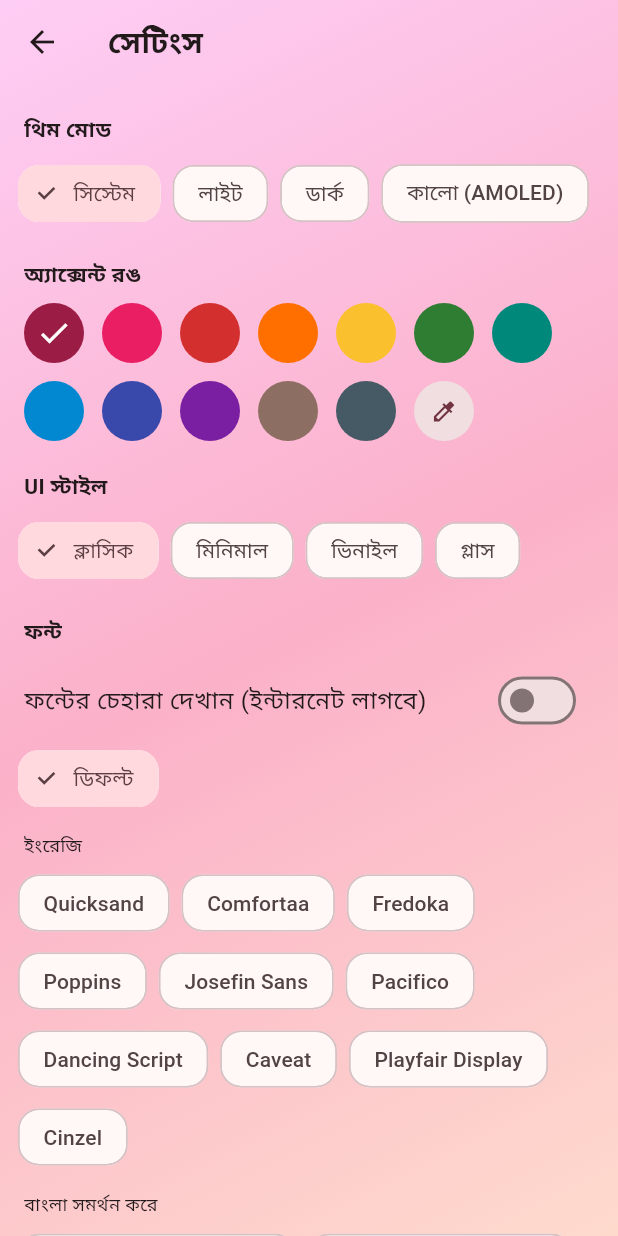
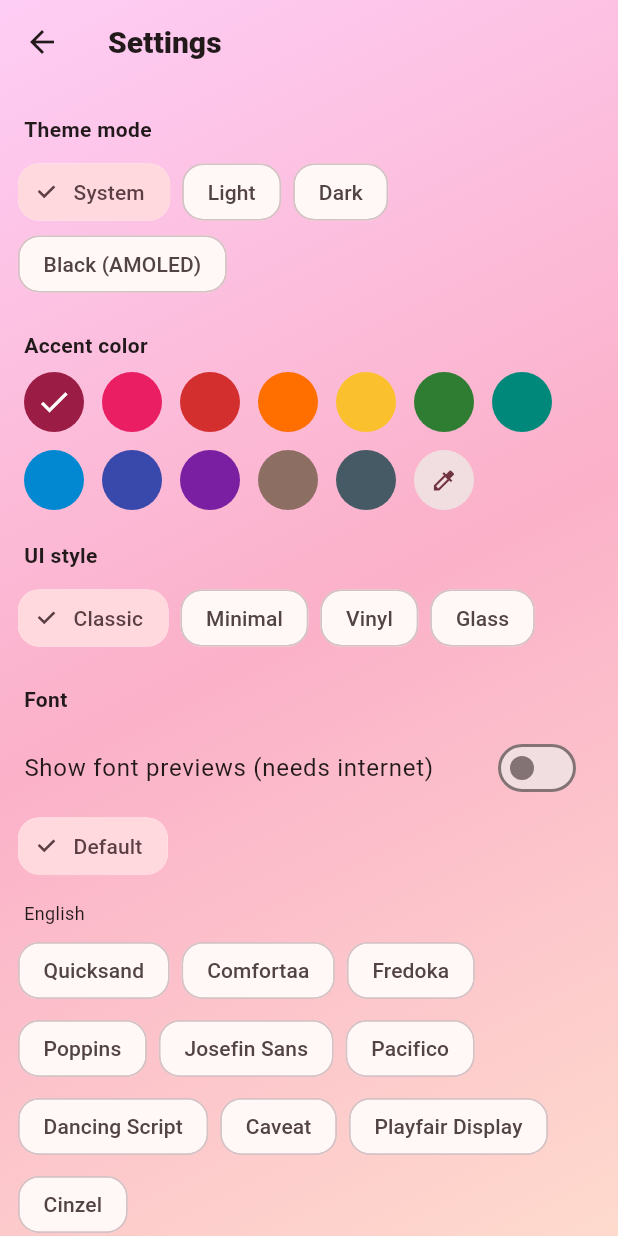
Before and after one commit to shanzonv/Velvet, a Flutter app: the screen it shows after launch, after a tap on the "settings" icon, on a phone screen of 412 x 824 dp. Run offline on Flutter 3.47's test engine with Material 3 defaults, Android fonts, the phone set to English and light mode, and no system bars; our stand-ins replace file_picker, font_awesome_flutter, google_fonts, just_audio, just_audio_background, permission_handler and 1 more; missing offline and left inert: audio_metadata_reader; statements that could not run were skipped.

Commit message:
Change default language to English and update notifications
Updated notification settings and language defaults from Bengali to English.

```diff
--- a/lib/main.dart
+++ b/lib/main.dart
@@ -48,6 +48,7 @@ const L = <String, Map<String, String>>{
     'fx': 'Sound FX', 'fx_all': 'All songs', 'fx_song': 'Only this song', 'speed': 'Speed', 'pitch': 'Pitch',
     'link': 'Pitch follows speed', 'fx_reset': 'Reset all', 'fx_global': 'Use the all-songs setting',
     'fx_note': 'Speed/pitch support can vary by phone.', 'notif': 'Allow notifications to see song controls.',
+    'notif_set': 'Notification settings (open if the music card does not show)',
   },
   'bn': {
     'songs': 'গান', 'playlists': 'প্লেলিস্ট', 'favs': 'প্রিয়', 'recent': 'সাম্প্রতিক', 'dev': 'ডেভেলপার',
@@ -78,6 +79,7 @@ const L = <String, Map<String, String>>{
     'fx': 'সাউন্ড FX', 'fx_all': 'সব গানের জন্য', 'fx_song': 'শুধু এই গানের জন্য', 'speed': 'স্পিড', 'pitch': 'পিচ',
     'link': 'স্পিডের সাথে পিচও বদলাক', 'fx_reset': 'সব রিসেট', 'fx_global': 'সব গানের সেটিং ব্যবহার করো',
     'fx_note': 'স্পিড/পিচের সমর্থন ফোন অনুযায়ী আলাদা হতে পারে।', 'notif': 'গানের কন্ট্রোল দেখতে নোটিফিকেশনের অনুমতি দিন।',
+    'notif_set': 'নোটিফিকেশন সেটিংস (মিউজিক কার্ড না এলে এখানে দেখুন)',
   },
 };
 String t(String k) => L[app.lang]?[k] ?? k;
@@ -199,7 +201,7 @@ class S extends ChangeNotifier {
   List<Map<String, String>> ufonts = [];
   Fx gfx = Fx();
   int accent = 0xFF9B1D45, mode = 0, style = 0, sleepMin = 0, bareN = 0;
-  String lang = 'bn', font = 'sys', defArt = '';
+  String lang = 'en', font = 'sys', defArt = '';
   bool readTags = true, autoLyr = true, lookup = false, netOk = true, bgRun = false;
   double vol = 1.0, boost = 0;
   Timer? sleepT;
@@ -218,7 +220,7 @@ class S extends ChangeNotifier {
     accent = sp.getInt('acc') ?? accent;
     mode = sp.getInt('mode') ?? 0;
     style = sp.getInt('style') ?? 0;
-    lang = sp.getString('lang') ?? 'bn';
+    lang = sp.getString('lang') ?? 'en';
     font = sp.getString('font') ?? 'sys';
     readTags = sp.getBool('tags') ?? true;
     autoLyr = sp.getBool('alyr') ?? true;
@@ -644,6 +646,9 @@ class S extends ChangeNotifier {
   }
 
   Future<void> playList(List<String> ids, int i) async {
+    try {
+      if (!await Permission.notification.isGranted) await Permission.notification.request();
+    } catch (_) {}
     final src = ConcatenatingAudioSource(children: [
       for (final id in ids)
         AudioSource.file(path(songs[id]!.file),
@@ -765,6 +770,9 @@ Future<void> main() async {
     androidNotificationChannelId: 'com.velvet.channel.audio',
     androidNotificationChannelName: 'Velvet',
     androidNotificationOngoing: true,
+    androidNotificationIcon: 'drawable/ic_notification',
+    artDownscaleWidth: 400,
+    artDownscaleHeight: 400,
     notificationColor: Color(app.accent),
   );
   await app.load();
@@ -2016,6 +2024,7 @@ class SettingsPage extends StatelessWidget {
             SwitchListTile(title: Text(t('set_alyr')), value: app.autoLyr, onChanged: (v) => app.pref(alyr: v)),
             SwitchListTile(title: Text(t('set_look')), value: app.lookup, onChanged: (v) => app.pref(look: v)),
             ListTile(leading: const Icon(Icons.volume_up_outlined), title: Text(t('vol')), onTap: () => volSheet(c)),
+            ListTile(leading: const Icon(Icons.notifications_outlined), title: Text(t('notif_set')), onTap: () => openAppSettings()),
             ListTile(
               leading: const Icon(Icons.graphic_eq),
               title: Text(t('fx')),
```
